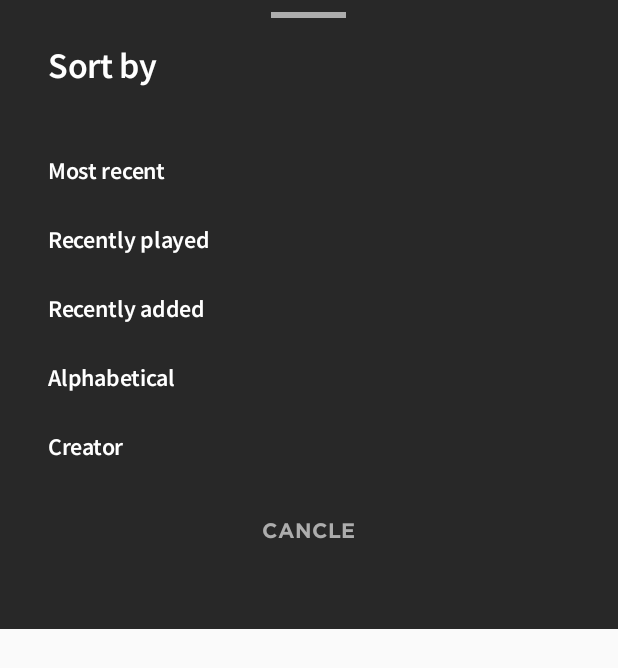
After one commit to nsushant09/Spotify-Front-End-Clone, an Android app: the layout library_bottom_dialog_sheet.xml on its own in the app's theme, with its tools: preview values and no code run, on a phone screen of 412 x 824 dp. The commit adds this screen. Shown: the top 668 px of the screen. Run offline under Robolectric (Android 15) with nearby library versions, the phone set to English and light mode, and no system bars.

Commit message:
ammendment made

```diff
--- /dev/null
+++ b/app/src/main/res/layout/library_bottom_dialog_sheet.xml
@@ -0,0 +1,192 @@
+<?xml version="1.0" encoding="utf-8"?>
+<LinearLayout xmlns:android="http://schemas.android.com/apk/res/android"
+    xmlns:app="http://schemas.android.com/apk/res-auto"
+    android:orientation="vertical"
+    android:layout_width="match_parent"
+    android:layout_height="wrap_content"
+    android:background="@color/brown"
+    android:paddingHorizontal="32dp"
+    android:paddingBottom="50dp"
+    >
+
+    <View
+        android:layout_width="50dp"
+        android:layout_height="4dp"
+        android:layout_marginTop="8dp"
+        android:background="@color/grey"
+        android:layout_gravity="center"
+        />
+
+    <TextView
+        android:layout_width="wrap_content"
+        android:layout_height="wrap_content"
+        android:text="@string/sort_by"
+        android:textColor="@color/white"
+        style="@style/HeaderTextWithSourceSansSemiBold"
+        android:layout_marginVertical="16dp"/>
+
+    <RelativeLayout
+        android:id="@+id/rlMostRecent"
+        android:layout_width="match_parent"
+        android:layout_height="wrap_content"
+        android:paddingVertical="8dp"
+        android:layout_marginTop="16dp"
+        >
+
+        <TextView
+            android:id="@+id/tvMostRecent"
+            android:layout_width="wrap_content"
+            android:layout_height="wrap_content"
+            android:layout_alignParentStart="true"
+            android:text="@string/most_recent"
+            style="@style/MediumTextWithSourceSansSemiBold"
+            android:layout_centerVertical="true"
+            />
+
+        <ImageView
+            android:id="@+id/ivMostRecent"
+            android:layout_width="30dp"
+            android:layout_height="30dp"
+            android:layout_alignParentEnd="true"
+            android:src="@drawable/ic_check"
+            app:tint="@color/secondary"
+            android:visibility="invisible"
+            android:contentDescription="@string/check_marks_for_selected_one"
+            />
+
+    </RelativeLayout>
+
+    <RelativeLayout
+        android:id="@+id/rlRecentlyPlayed"
+        android:layout_width="match_parent"
+        android:layout_height="wrap_content"
+        android:paddingVertical="8dp"
+        >
+
+        <TextView
+            android:id="@+id/tvRecentlyPlayed"
+            android:layout_width="wrap_content"
+            android:layout_height="wrap_content"
+            android:layout_alignParentStart="true"
+            android:text="@string/recently_played"
+            style="@style/MediumTextWithSourceSansSemiBold"
+            android:layout_centerVertical="true"
+            />
+
+        <ImageView
+            android:id="@+id/ivRecentlyPlayed"
+            android:layout_width="30dp"
+            android:layout_height="30dp"
+            android:layout_alignParentEnd="true"
+            android:src="@drawable/ic_check"
+            app:tint="@color/secondary"
+            android:visibility="invisible"
+            android:contentDescription="@string/check_marks_for_selected_one"
+            />
+
+    </RelativeLayout>
+
+
+    <RelativeLayout
+        android:id="@+id/rlRecentlyAdded"
+        android:layout_width="match_parent"
+        android:layout_height="wrap_content"
+        android:paddingVertical="8dp"
+        >
+
+        <TextView
+            android:id="@+id/tvRecentlyAdded"
+            android:layout_width="wrap_content"
+            android:layout_height="wrap_content"
+            android:layout_alignParentStart="true"
+            android:text="@string/recently_added"
+            style="@style/MediumTextWithSourceSansSemiBold"
+            android:layout_centerVertical="true"
+            />
+
+        <ImageView
+            android:id="@+id/ivRecentlyAdded"
+            android:layout_width="30dp"
+            android:layout_height="30dp"
+            android:layout_alignParentEnd="true"
+            android:src="@drawable/ic_check"
+            app:tint="@color/secondary"
+            android:visibility="invisible"
+            android:contentDescription="@string/check_marks_for_selected_one"
+            />
+
+    </RelativeLayout>
+
+    <RelativeLayout
+        android:id="@+id/rlAlphabetical"
+        android:layout_width="match_parent"
+        android:layout_height="wrap_content"
+        android:paddingVertical="8dp"
+        >
+
+        <TextView
+            android:id="@+id/tvAlphabetical"
+            android:layout_width="wrap_content"
+            android:layout_height="wrap_content"
+            android:layout_alignParentStart="true"
+            android:text="@string/alphabetical"
+            style="@style/MediumTextWithSourceSansSemiBold"
+            android:layout_centerVertical="true"
+            />
+
+        <ImageView
+            android:id="@+id/ivAlphabetical"
+            android:layout_width="30dp"
+            android:layout_height="30dp"
+            android:layout_alignParentEnd="true"
+            android:src="@drawable/ic_check"
+            app:tint="@color/secondary"
+            android:visibility="invisible"
+            android:contentDescription="@string/check_marks_for_selected_one"
+            />
+
+    </RelativeLayout>
+
+    <RelativeLayout
+        android:id="@+id/rlCreator"
+        android:layout_width="match_parent"
+        android:layout_height="wrap_content"
+        android:paddingVertical="8dp"
+        >
+
+        <TextView
+            android:id="@+id/tvCreator"
+            android:layout_width="wrap_content"
+            android:layout_height="wrap_content"
+            android:layout_alignParentStart="true"
+            android:text="@string/creator"
+            style="@style/MediumTextWithSourceSansSemiBold"
+            android:layout_centerVertical="true"
+            />
+
+        <ImageView
+            android:id="@+id/ivCreator"
+            android:layout_width="30dp"
+            android:layout_height="30dp"
+            android:layout_alignParentEnd="true"
+            android:src="@drawable/ic_check"
+            app:tint="@color/secondary"
+            android:visibility="invisible"
+            android:contentDescription="@string/check_marks_for_selected_one"
+            />
+
+    </RelativeLayout>
+
+    <TextView
+        android:id="@+id/tvCancle"
+        android:layout_width="wrap_content"
+        android:layout_height="wrap_content"
+        android:text="@string/cancle"
+        android:textAllCaps="true"
+        android:textColor="@color/grey"
+        android:fontFamily="@font/gotham_bold"
+        android:layout_marginTop="16dp"
+        android:padding="8dp"
+        android:layout_gravity="center"
+        />
+</LinearLayout>
--- a/app/src/main/res/layout/library_one_element_rv_card.xml
+++ b/app/src/main/res/layout/library_one_element_rv_card.xml
@@ -30,14 +30,13 @@
 
         <TextView
             android:id="@+id/tvContentTitle"
-            style="@style/SmallTextWithSourceSans"
             android:layout_width="match_parent"
             android:layout_height="wrap_content"
             android:layout_marginTop="8dp"
             android:ellipsize="end"
             android:maxLines="1"
             android:text="Dhoti ko geet"
-            android:letterSpacing="0"
+            android:fontFamily="@font/source_sans"
             android:textColor="@color/white"
             android:paddingVertical="2dp"
             android:textSize="16sp" />
--- a/app/src/main/res/layout/library_two_element_rv_card.xml
+++ b/app/src/main/res/layout/library_two_element_rv_card.xml
@@ -24,12 +24,12 @@
     <TextView
         android:id="@+id/tvContentTitle"
         android:layout_width="match_parent"
-        style="@style/SmallTextWithSourceSans"
         android:layout_height="18dp"
         android:layout_marginTop="8dp"
         android:ellipsize="end"
         android:maxLines="1"
         android:text="Dhoti ko geet"
+        android:fontFamily="@font/source_sans"
         android:textColor="@color/white"
         android:textSize="14sp" />
 
@@ -39,7 +39,7 @@
         android:layout_width="match_parent"
         android:layout_height="16dp"
         android:text="PlayList . Sushant Neupane"
-        android:textSize="11sp"
+        android:textSize="12sp"
         android:textColor="@color/grey" />
 
 
--- a/app/src/main/res/values/header_text_sourcesans.xml
+++ b/app/src/main/res/values/header_text_sourcesans.xml
@@ -4,7 +4,7 @@
     <style name="HeaderTextWithSourceSans" >
         <item name="fontFamily">@font/source_sans</item>
         <item name="android:textSize">24sp</item>
-        <item name="android:letterSpacing">-0.03</item>
+        <item name="android:letterSpacing">-0.01</item>
         <item name="android:textColor">@color/white</item>
     </style>
 
--- a/app/src/main/res/values/header_text_sourcesanssemibold.xml
+++ b/app/src/main/res/values/header_text_sourcesanssemibold.xml
@@ -4,7 +4,7 @@
     <style name="HeaderTextWithSourceSansSemiBold" >
         <item name="fontFamily">@font/source_sans_semibold</item>
         <item name="android:textSize">24sp</item>
-        <item name="android:letterSpacing">-0.03</item>
+        <item name="android:letterSpacing">-0.01</item>
         <item name="android:textColor">@color/white</item>
     </style>
 
--- a/app/src/main/res/values/small_text_sourcesanssemibold.xml
+++ b/app/src/main/res/values/medium_text_sourcesans.xml
@@ -1,9 +1,11 @@
 <?xml version="1.0" encoding="utf-8"?>
 <resources>
-    <style name="SmallTextWithSourceSans" >
+
+    <style name="MediumTextWithSourceSansSemiBold" >
         <item name="fontFamily">@font/source_sans_semibold</item>
-        <item name="android:textSize">11sp</item>
-        <item name="android:letterSpacing">-0.03</item>
+        <item name="android:textSize">16sp</item>
+        <item name="android:letterSpacing">-0.01</item>
         <item name="android:textColor">@color/white</item>
     </style>
+
 </resources>
--- a/app/src/main/res/values/strings.xml
+++ b/app/src/main/res/values/strings.xml
@@ -18,4 +18,12 @@
     <string name="spotify_free">Spotify Free</string>
     <string name="search_profile_image">Search Profile Image</string>
     <string name="LibraryImageDescription">Library Playlist and Podcast Content\'s Image</string>
+    <string name="sort_by">Sort by</string>
+    <string name="most_recent">Most recent</string>
+    <string name="recently_played">Recently played</string>
+    <string name="check_marks_for_selected_one">Check marks for selected one</string>
+    <string name="recently_added">Recently added</string>
+    <string name="creator">Creator</string>
+    <string name="alphabetical">Alphabetical</string>
+    <string name="cancle">cancle</string>
 </resources>
```
Also changed, not shown: app/src/main/java/com/neupanesushant/spotifyfrontendclone/fragments/LibraryFragment.kt (+77 -13 lines), app/src/main/res/layout/fragment_library.xml (+6 -3 lines).
